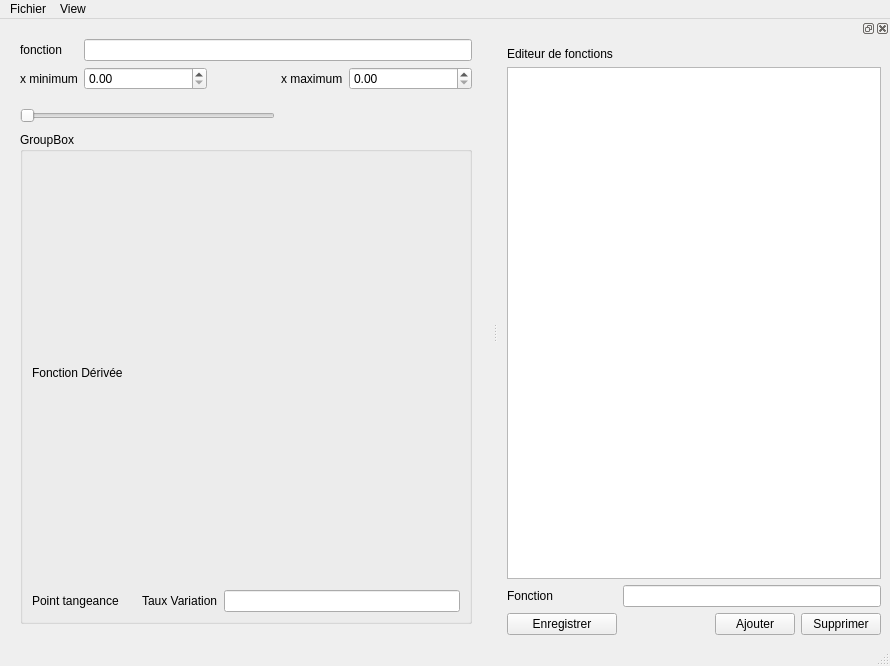
Old version of the form ui/FonctionMainWindow.ui in the repository MadoxT-M/TP2_MadoxTinocoMunoz.
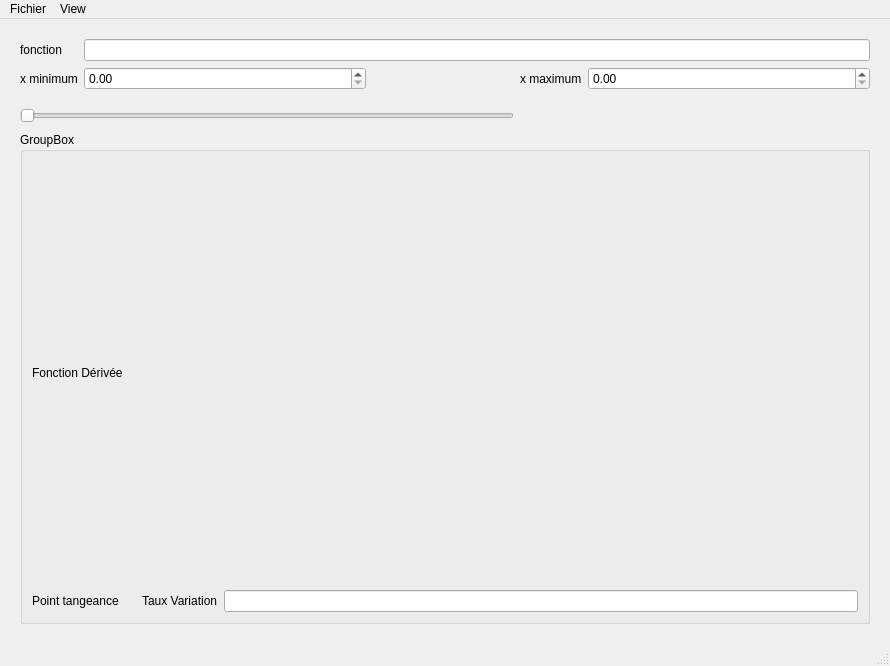
New version of the form.

Commit message: Ajout du ListeFonctions.ui pour le dockWidget

The edit to the form file:
```diff
--- a/ui/FonctionMainWindow.ui
+++ b/ui/FonctionMainWindow.ui
@@ -172,86 +172,6 @@
    <addaction name="menuView"/>
   </widget>
   <widget class="QStatusBar" name="statusbar"/>
-  <widget class="QDockWidget" name="dockWidget_2">
-   <attribute name="dockWidgetArea">
-    <number>2</number>
-   </attribute>
-   <widget class="QWidget" name="dockWidgetContents_2">
-    <layout class="QHBoxLayout" name="horizontalLayout">
-     <item>
-      <layout class="QGridLayout" name="gridLayout_4">
-       <item row="4" column="4">
-        <widget class="QPushButton" name="supprimerPushButton">
-         <property name="text">
-          <string>Supprimer</string>
-         </property>
-        </widget>
-       </item>
-       <item row="3" column="0">
-        <widget class="QLabel" name="listFonctionLabel">
-         <property name="text">
-          <string>Fonction</string>
-         </property>
-        </widget>
-       </item>
-       <item row="2" column="0" colspan="5">
-        <widget class="QListView" name="fonctionListView"/>
-       </item>
-       <item row="4" column="3">
-        <widget class="QPushButton" name="ajouterPushButton">
-         <property name="text">
-          <string>Ajouter</string>
-         </property>
-        </widget>
-       </item>
-       <item row="4" column="1">
-        <spacer name="horizontalSpacer_3">
-         <property name="orientation">
-          <enum>Qt::Orientation::Horizontal</enum>
-         </property>
-         <property name="sizeHint" stdset="0">
-          <size>
-           <width>40</width>
-           <height>20</height>
-          </size>
-         </property>
-        </spacer>
-       </item>
-       <item row="4" column="0">
-        <widget class="QPushButton" name="enregistrerPushButton">
-         <property name="text">
-          <string>Enregistrer</string>
-         </property>
-        </widget>
-       </item>
-       <item row="3" column="1" colspan="4">
-        <widget class="QLineEdit" name="ajouterFonctionLineEdit"/>
-       </item>
-       <item row="0" column="0">
-        <widget class="QLabel" name="editeurFonctionLabel">
-         <property name="text">
-          <string>Editeur de fonctions </string>
-         </property>
-        </widget>
-       </item>
-       <item row="4" column="2">
-        <spacer name="horizontalSpacer_4">
-         <property name="orientation">
-          <enum>Qt::Orientation::Horizontal</enum>
-         </property>
-         <property name="sizeHint" stdset="0">
-          <size>
-           <width>40</width>
-           <height>20</height>
-          </size>
-         </property>
-        </spacer>
-       </item>
-      </layout>
-     </item>
-    </layout>
-   </widget>
-  </widget>
  </widget>
  <resources/>
  <connections/>
```
The commit also changes 3 other files.
